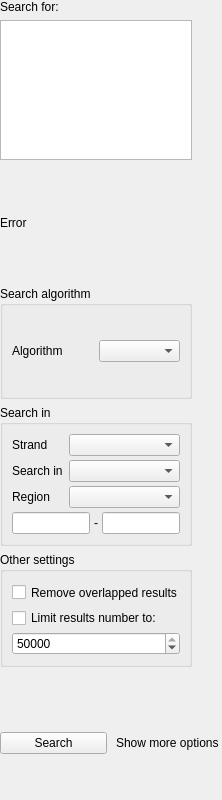
Old version of the form src/corelibs/U2View/src/ov_sequence/find_pattern/ui/FindPatternForm.ui in the repository violethaze74/ugene.
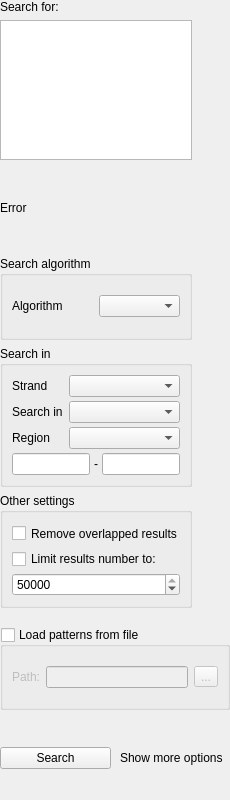
New version of the form.

Commit message: UGENE-1151 Find Pattern: load patterns from a file and send report changed

What changed in the file:
```diff
--- a/src/corelibs/U2View/src/ov_sequence/find_pattern/ui/FindPatternForm.ui
+++ b/src/corelibs/U2View/src/ov_sequence/find_pattern/ui/FindPatternForm.ui
@@ -6,7 +6,7 @@
    <rect>
     <x>0</x>
     <y>0</y>
-    <width>222</width>
+    <width>230</width>
     <height>800</height>
    </rect>
   </property>
@@ -292,7 +292,7 @@
      </property>
     </spacer>
    </item>
-   <item row="8" column="0" colspan="2">
+   <item row="9" column="0" colspan="2">
     <layout class="QHBoxLayout" name="layoutSearchButton">
      <property name="spacing">
       <number>9</number>
@@ -341,6 +341,41 @@
      </property>
     </widget>
    </item>
+   <item row="8" column="0" colspan="2">
+    <widget class="QGroupBox" name="loadFromFileGroupBox">
+     <property name="toolTip">
+      <string>Find file with newline-separated patterns</string>
+     </property>
+     <property name="title">
+      <string>Load patterns from file</string>
+     </property>
+     <property name="checkable">
+      <bool>true</bool>
+     </property>
+     <property name="checked">
+      <bool>false</bool>
+     </property>
+     <layout class="QGridLayout" name="gridLayout_6">
+      <item row="0" column="1">
+       <widget class="QLineEdit" name="filePathLineEdit"/>
+      </item>
+      <item row="0" column="2">
+       <widget class="QToolButton" name="loadFromFileToolButton">
+        <property name="text">
+         <string>...</string>
+        </property>
+       </widget>
+      </item>
+      <item row="0" column="0">
+       <widget class="QLabel" name="label_2">
+        <property name="text">
+         <string>Path:</string>
+        </property>
+       </widget>
+      </item>
+     </layout>
+    </widget>
+   </item>
   </layout>
  </widget>
  <tabstops>
```
The commit also changes 3 other files.
